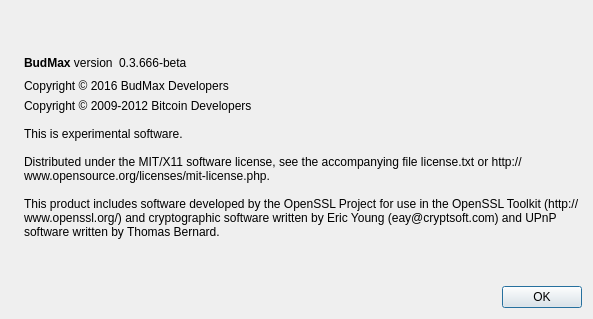
First picture: the form in src/qt/forms/aboutdialog.ui, repository 5mil/space, before the edit.
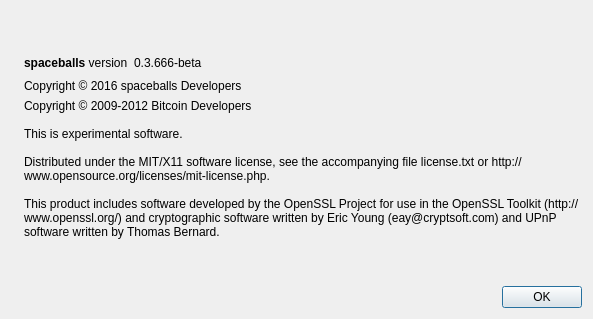
Second picture: the form after the edit. Icons and pictures are not drawn.

```diff
--- a/src/qt/forms/aboutdialog.ui
+++ b/src/qt/forms/aboutdialog.ui
@@ -50,7 +50,7 @@
        <item>
         <widget class="QLabel" name="label">
          <property name="text">
-          <string>&lt;b&gt;BudMax&lt;/b&gt; version</string>
+          <string>&lt;b&gt;spaceballs&lt;/b&gt; version</string>
          </property>
          <property name="textInteractionFlags">
           <set>Qt::LinksAccessibleByMouse|Qt::TextSelectableByKeyboard|Qt::TextSelectableByMouse</set>
@@ -88,7 +88,7 @@
      <item>
       <widget class="QLabel" name="label_BudMax_copyright">
        <property name="text">
-        <string>Copyright © 2016 BudMax Developers</string>
+        <string>Copyright © 2016 spaceballs Developers</string>
        </property>
        <property name="wordWrap">
         <bool>true</bool>
```
Left out of the diff: 4 changed lines with no effect on the pictures.
